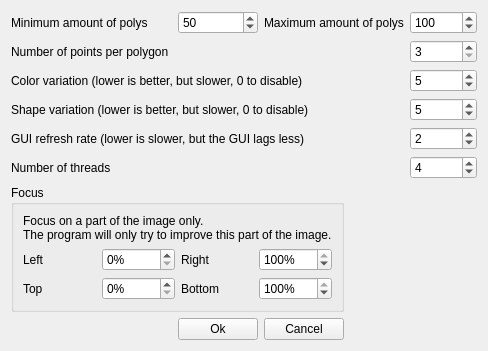
Qt form settingswidget.ui (tux3/Evolve) before a commit.
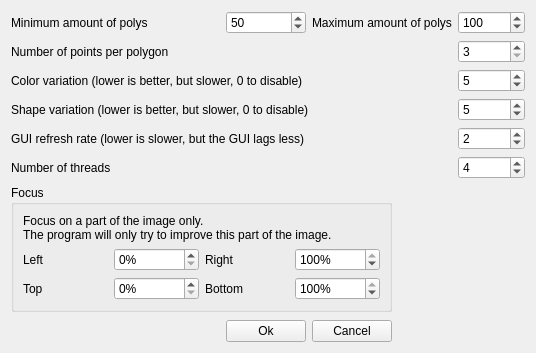
The same form after that commit.

What changed in the file:
```diff
--- a/settingswidget.ui
+++ b/settingswidget.ui
@@ -6,8 +6,8 @@
    <rect>
     <x>0</x>
     <y>0</y>
-    <width>445</width>
-    <height>351</height>
+    <width>536</width>
+    <height>353</height>
    </rect>
   </property>
   <property name="windowTitle">
@@ -27,7 +27,7 @@
    <item row="2" column="4">
     <widget class="QSpinBox" name="colorVarSpin">
      <property name="minimum">
-      <number>1</number>
+      <number>0</number>
      </property>
      <property name="maximum">
       <number>255</number>
@@ -72,7 +72,7 @@
    <item row="3" column="4">
     <widget class="QSpinBox" name="shapeVarSpin">
      <property name="minimum">
-      <number>1</number>
+      <number>0</number>
      </property>
      <property name="maximum">
       <number>1000</number>
```
